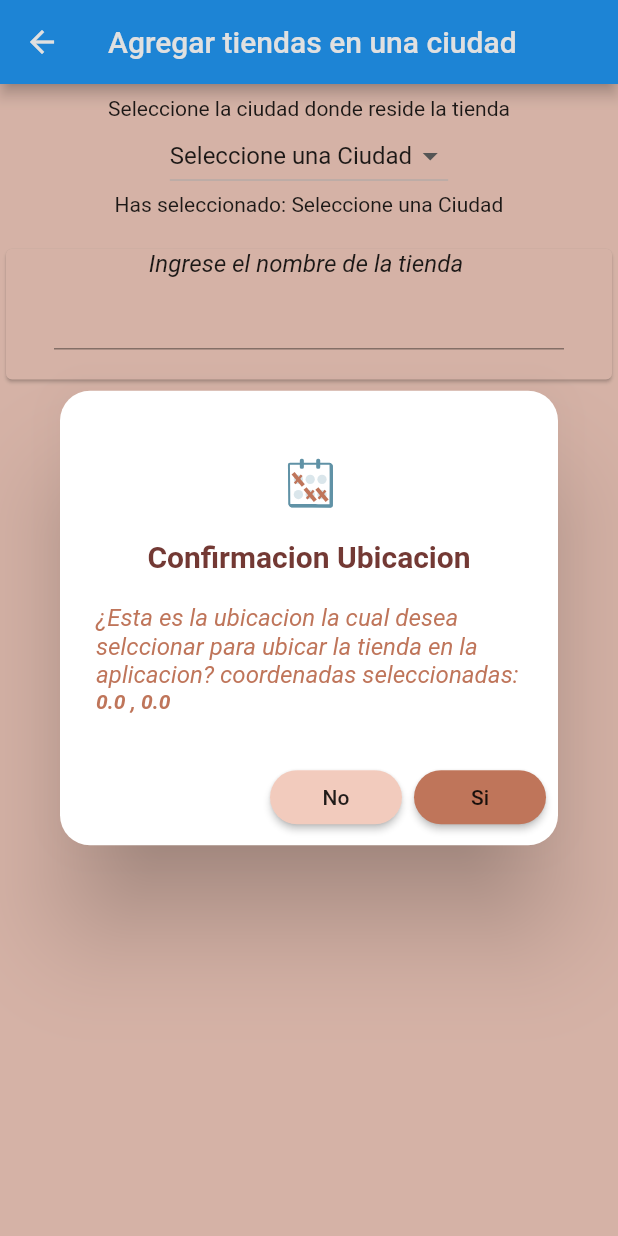
After one commit to eldobal/nogluttenapp, a Flutter app: the addShops screen opened by its route, after a tap on "Seleccionar Horarios", on a phone screen of 412 x 824 dp. The commit adds this screen. Run offline on Flutter 3.47's test engine with Material 2 defaults, Android fonts, the phone set to English and light mode, and no system bars; our stand-ins replace cloud_firestore, firebase_core, geolocator, google_maps_flutter, lottie; missing offline and left inert: address_search_field; accounts and stored records are empty.

Commit message:
modulo horarios 01
inicio del modulo de selecion de horarios

```diff
--- a/lib/src/addShops.dart
+++ b/lib/src/addShops.dart
@@ -2,6 +2,7 @@ import 'package:firebase_core/firebase_core.dart';
 import 'package:flutter/material.dart';
 import 'package:nogluttenapp/src/constantes/ColorPalete.dart';
 import 'package:nogluttenapp/src/provider/shopsProvider.dart';
+import 'package:nogluttenapp/src/widgets/alertDialogHorarios.dart';
 import 'package:nogluttenapp/src/widgets/dropdawnField.dart';
 import 'package:provider/provider.dart';
 import 'constantes/constantes.dart';
@@ -28,12 +29,16 @@ class _addShopsState extends State<addShops> {
   }
 
   Widget _addShopData() {
-    return Column(
-      children: [
-        _seleccionarCiudad(),
-        _agregarNombreTienda(),
-        _agregarUbicacion()
-      ],
+    return Container(
+      color: ColorPalete.color4,
+      child: Column(
+        children: [
+          _seleccionarCiudad(),
+          _agregarNombreTienda(),
+          _agregarUbicacion(),
+          _agregarHorarioTienda(),
+        ],
+      ),
     );
   }
 
@@ -45,7 +50,7 @@ class _addShopsState extends State<addShops> {
             children: [
               Consumer<ShopsProvider>(
                   builder: (context, provider, child) =>
-                      Text('seleccione el lugar donde reside la tienda')),
+                      Text('Seleccione la ciudad donde reside la tienda')),
               Padding(
                 padding: const EdgeInsets.only(left: 32, right: 32),
                 child: dropdawnWidget(),
@@ -57,6 +62,7 @@ class _addShopsState extends State<addShops> {
 
   Widget _agregarNombreTienda() {
     return Card(
+      color: ColorPalete.color4,
       child: Column(
         children: <Widget>[
           Text('Ingrese el nombre de la tienda ',
@@ -105,11 +111,45 @@ class _addShopsState extends State<addShops> {
                         }),
                     provider.longitud == 0 && provider.latitud == 0
                         ? Text('')
-                        : Center(child: Text(' Ha selecionado la ubicacion',style: TextStyle(fontSize: 16,fontWeight: FontWeight.bold,color: ColorPalete.color5),))
+                        : Center(
+                            child: Text(
+                            ' Ha selecionado la ubicacion',
+                            style: TextStyle(
+                                fontSize: 16,
+                                fontWeight: FontWeight.bold,
+                                color: ColorPalete.color5),
+                          ))
                   ],
                 ),
     );
   }
+
+  Widget _agregarHorarioTienda() {
+    return Column(
+      children: [
+        Text('Seleccione los horarios establecidos de la tienda'),
+        RaisedButton(
+          child: Text('Seleccionar Horarios'),
+          onPressed: (){
+              _alertDialogAddHorario();
+          },
+        ),
+      ],
+    );
+  }
+
+   //alertdialog de confimacion de la ubicacion
+  Future<void> _alertDialogAddHorario() async {
+    return showDialog(
+      context: context,
+      barrierDismissible: false, // user must tap button!
+      barrierColor: Colors.black12,
+      builder: (BuildContext context) {
+        return AlertDialogHorarios();
+      },
+    );
+  }
+
 
   Widget _fabAddDataFirestore() {
     Firebase.initializeApp();
--- /dev/null
+++ b/lib/src/widgets/alertDialogHorarios.dart
@@ -0,0 +1,87 @@
+import 'package:flutter/material.dart';
+import 'package:nogluttenapp/src/constantes/ColorPalete.dart';
+import 'package:nogluttenapp/src/provider/shopsProvider.dart';
+import 'package:provider/provider.dart';
+import 'package:lottie/lottie.dart' as lottie;
+
+class AlertDialogHorarios extends StatefulWidget {
+  @override
+  _AlertDialogHorariosState createState() => _AlertDialogHorariosState();
+}
+
+class _AlertDialogHorariosState extends State<AlertDialogHorarios> {
+  @override
+  Widget build(BuildContext context) {
+    return Consumer<ShopsProvider>(
+      builder: (context, provider, child) => AlertDialog(
+        elevation: 30,
+        shape: RoundedRectangleBorder(
+            borderRadius: BorderRadius.all(Radius.circular(20))),
+        title: Center(
+          child: Column(
+            children: [
+              lottie.Lottie.asset('assets/lotties/calendar.json',
+                  width: 75, height: 75, repeat: false),
+              Text(
+                'Confirmacion Ubicacion',
+                style: TextStyle(
+                    fontWeight: FontWeight.bold,
+                    fontSize: 20,
+                    color: ColorPalete.color5),
+              ),
+            ],
+          ),
+        ),
+        content: SingleChildScrollView(
+          child: ListBody(
+            children: <Widget>[
+              Text(
+                '¿Esta es la ubicacion la cual desea selccionar para ubicar la tienda en la aplicacion? coordenadas seleccionadas:',
+                style: TextStyle(
+                    fontStyle: FontStyle.italic,
+                    fontSize: 16,
+                    color: ColorPalete.color2),
+              ),
+              Text(
+                '${provider.latitud} , ${provider.longitud}',
+                style: TextStyle(
+                    fontStyle: FontStyle.italic,
+                    fontWeight: FontWeight.bold,
+                    fontSize: 14,
+                    color: ColorPalete.color2),
+              ),
+            ],
+          ),
+        ),
+        actions: <Widget>[
+          RaisedButton(
+            color: ColorPalete.color4,
+            shape: RoundedRectangleBorder(
+              borderRadius: BorderRadius.circular(18.0),
+            ),
+            child: Text('No'),
+            onPressed: () {
+              Navigator.of(context).pop();
+            },
+          ),
+          RaisedButton(
+            shape: RoundedRectangleBorder(
+              borderRadius: BorderRadius.circular(18.0),
+            ),
+            color: ColorPalete.color2,
+            child: Text('Si'),
+            onPressed: () {
+              //Metodo para guardar las cordenadas en el provider
+              _backscreen();
+              Navigator.of(context).pop();
+            },
+          ),
+        ],
+      ),
+    );
+  }
+
+  void _backscreen() {
+    Navigator.of(context).pop();
+  }
+}
```
Also changed, not shown: assets/lotties/calendar.json (added, +1 -0 lines), lib/src/ubicacionShop.dart (+13 -96 lines), lib/src/widgets/alertDialogUbication.dart (added, +88 -0 lines), assets/lotties/ubication.json (renamed from assets/ubication.json).
